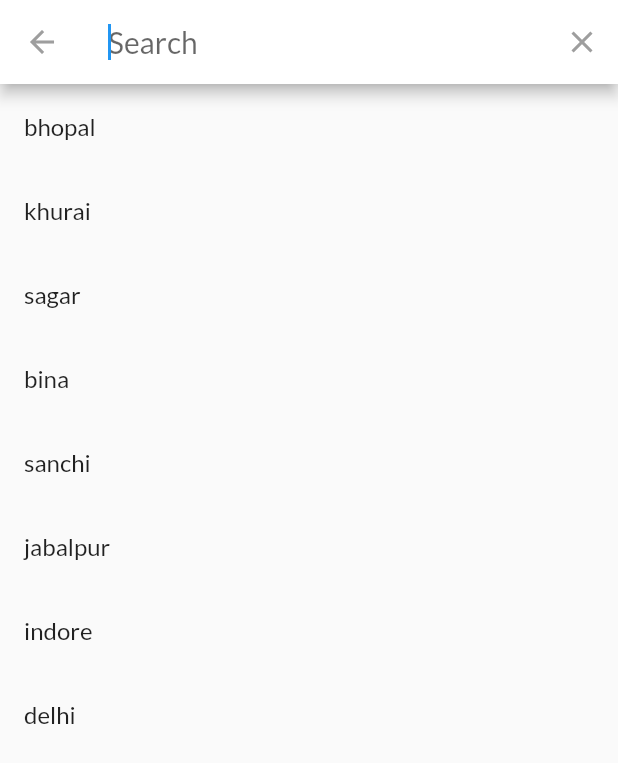
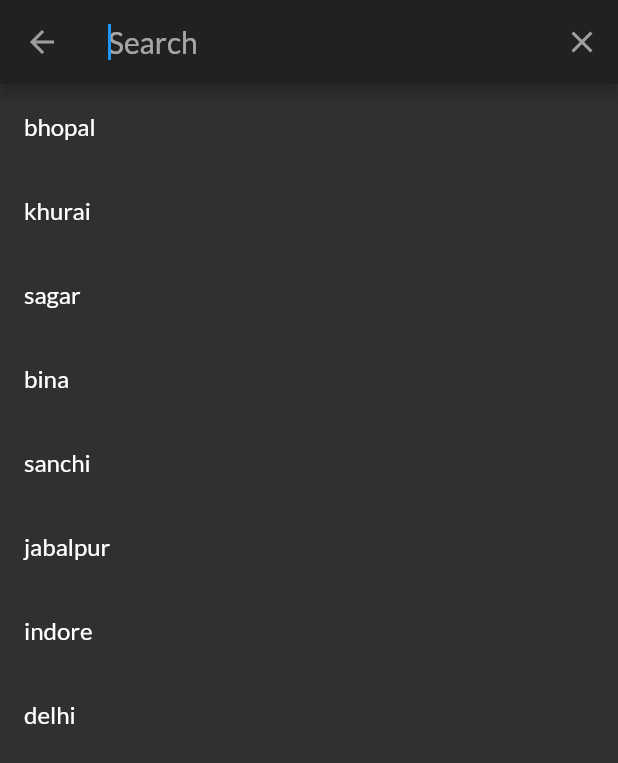
Before and after one commit to kaustubha-chaturvedi/SIH-AU1054, a Flutter app: the screen it shows after launch, after a tap on the "search" icon, on a phone screen of 412 x 824 dp. Shown: the top 763 px of the screen. Run offline on Flutter 3.47's test engine with Material 2 defaults, Android fonts, the phone set to English and light mode, and no system bars; drawn by our look-alikes of velocity_x; our stand-ins replace google_fonts; network calls fail.

Commit message:
frontend made beautiful

```diff
--- a/pathikk/lib/main.dart
+++ b/pathikk/lib/main.dart
@@ -14,10 +14,13 @@ class MainApp extends StatelessWidget {
   @override
   Widget build(BuildContext context) {
     return MaterialApp(
-      theme: ThemeData(
+      darkTheme: ThemeData(
+        brightness: Brightness.dark,
         fontFamily: GoogleFonts.lato().fontFamily,
         primaryTextTheme: GoogleFonts.latoTextTheme(),
       ),
+      themeMode: ThemeMode.dark,
+
       debugShowCheckedModeBanner: false,
       routes: {"/": ((context) => HomeScreen())},
     );
--- a/pathikk/lib/widgets/Home.dart
+++ b/pathikk/lib/widgets/Home.dart
@@ -1,8 +1,6 @@
 import 'dart:convert';
-import 'dart:io';
 import 'package:http/http.dart' as http;
 import 'package:flutter/material.dart';
-import 'package:flutter/services.dart';
 import 'package:pathikk/widgets/Homewids.dart';
 import 'package:pathikk/widgets/model.dart';
 import 'package:pathikk/widgets/search.dart';
@@ -26,10 +24,6 @@ class _HomeScreenState extends State<HomeScreen> {
 //loading data from json files/apis
 
   loaddata() async {
-    //loading from json file
-    // var jsoitem = await rootBundle.loadString("assets/data.json");
-    // var item_data = jsonDecode(jsoitem);
-
     const url_items = "http://localhost:8000/api/famous/";
     const url_locations = "http://localhost:8000/api/location/";
 
@@ -41,9 +35,6 @@ class _HomeScreenState extends State<HomeScreen> {
     var jsolocation = response2.body;
     var locs_data = jsonDecode(jsolocation);
 
-    // var jsolocs = await rootBundle.loadString("locdata.json");
-    // var locs_data = jsonDecode(jsolocs);
-
     famous_catalog.fitems = List.from(item_data)
         .map<fam_Items>((items) => fam_Items.fromMap(items))
         .toList();
@@ -51,8 +42,6 @@ class _HomeScreenState extends State<HomeScreen> {
     astd_location.flocs = List.from(locs_data)
         .map<locations>((locationx) => locations.fromMap(locationx))
         .toList();
-    print(item_data);
-    print(locs_data);
     setState(() {});
   }
 
@@ -72,7 +61,7 @@ class _HomeScreenState extends State<HomeScreen> {
       ),
       body: Container(
         child: Column(
-          children: [const listheader(), Itemlister().expand()],
+          children: [Itemlister().expand()],
         ),
       ),
       drawer: MainDrawer(),
--- a/pathikk/lib/widgets/Homewids.dart
+++ b/pathikk/lib/widgets/Homewids.dart
@@ -1,24 +1,7 @@
-import 'dart:html';
-
+import 'package:flutter_html/flutter_html.dart';
 import 'package:flutter/material.dart';
 import 'package:pathikk/widgets/model.dart';
 import 'package:velocity_x/velocity_x.dart';
-
-class listheader extends StatelessWidget {
-  const listheader({Key? key}) : super(key: key);
-
-  @override
-  Widget build(BuildContext context) {
-    return Column(
-      mainAxisAlignment: MainAxisAlignment.start,
-      crossAxisAlignment: CrossAxisAlignment.start,
-      children: [
-        Text("Pathik").text.bold.xl5.make(),
-        Text("for making best memories").text.make(),
-      ],
-    );
-  }
-}
 
 class Itemlister extends StatelessWidget {
   const Itemlister({Key? key}) : super(key: key);
@@ -35,7 +18,6 @@ class Itemlister extends StatelessWidget {
             location = a;
           }
         }
-        ;
         return listcard1(things: things, location: location);
       },
     );
@@ -50,51 +32,68 @@ class listcard1 extends StatelessWidget {
 
   @override
   Widget build(BuildContext context) {
-    return Card(
-        // color: Colors.amber[50],
-        // shadowColor: Colors.blue[100],
-        // child: Padding(
-        //   padding: EdgeInsets.all(8.0),
-        //   child: ListTile(
-        //     leading: Column(
-        //       children: [
-        //         Text(things.name),
-        //         Text(location.locs.toString()).expand()
-        //       ],
-        //     ),
-        //     trailing: Icon(Icons.map),
-        //   ),
-        //   // child: Column(children: [Text(things.name)]),
-        // ),
+    return Padding(
+      padding: const EdgeInsets.symmetric(vertical: 4.0, horizontal: 16.0),
+      child: Card(
+          color: Color.fromARGB(255, 39, 34, 34),
+          shape:
+              RoundedRectangleBorder(borderRadius: BorderRadius.circular(10)),
           child: Row(children: [
-      things.images != null
-          ? Image.network(
-                  "https://media-cdn.tripadvisor.com/media/photo-s/0f/1b/1d/44/view-from-boat.jpg")
-              .box
-              .make()
-              .p8()
-              .w32(context)
-          : Image.network(
-                  "https://media.istockphoto.com/vectors/no-image-vector-symbol-missing-available-icon-no-gallery-for-this-vector-id1128826884?k=20&m=1128826884&s=170667a&w=0&h=_cx7HW9R4Uc_OLLxg2PcRXno4KERpYLi5vCz-NEyhi0=")
-              .box
-              .make()
-              .p8()
-              .w32(context),
+            Container(
+              width: MediaQuery.of(context).size.width * 0.35,
+              height: MediaQuery.of(context).size.height * 0.15,
+              margin: EdgeInsets.all(8.0),
+              decoration: BoxDecoration(
+                borderRadius: BorderRadius.circular(10),
+                color: Color.fromARGB(0, 39, 34, 0),
+                image: DecorationImage(
+                    fit: BoxFit.cover,
+                    image: NetworkImage((things.images != null && things.images != "")
+                        ? 'https://res.cloudinary.com/sihau1054/${things.images}'
+                        : 'https://res.cloudinary.com/sihau1054/image/upload/v1648141871/eee_k6kbyq.png')),
+              ),
+            ),
             Expanded(
                 child: Column(
               crossAxisAlignment: CrossAxisAlignment.start,
               mainAxisAlignment: MainAxisAlignment.center,
               children: [
-          Text(things.name.toString()).text.bold.color(Colors.blue).make(),
-          Text(location.locs).text.color(Colors.lightBlue).make(),
-          ButtonBar(
-            alignment: MainAxisAlignment.spaceBetween,
+                Text(things.name.toString())
+                    .text
+                    .bold
+                    .color(Colors.yellow)
+                    .make(),
+                Text(location.locs).text.color(Colors.yellow).make(),
+                Wrap(
+                  spacing: 12.0,
                   children: [
-              Text(things.likes.toString()).text.bold.make(),
+                    Wrap(
+                      crossAxisAlignment: WrapCrossAlignment.center,
+                      spacing: 4.0,
+                      children: [
+                        Icon(Icons.thumb_up_alt_rounded),
+                        Text(things.likes.length.toString()).text.bold.make(),
                       ],
-          )
+                    ),
+                    Wrap(
+                      crossAxisAlignment: WrapCrossAlignment.center,
+                      spacing: 4.0,
+                      children: [
+                        Icon(Icons.thumb_down_alt_rounded),
+                        Text(things.dislikes.length.toString())
+                            .text
+                            .bold
+                            .make(),
+                      ],
+                    ),
+                  ],
+                ),
+                (things.description != null && things.description != "")
+                    ? Html(data: things.description)
+                    : Text("No description").text.color(Colors.yellow).make(),
               ],
             ))
-    ]));
+          ])),
+    );
   }
 }
--- a/pathikk/lib/widgets/model.dart
+++ b/pathikk/lib/widgets/model.dart
@@ -4,6 +4,7 @@ class fam_Items {
   final int category;
   final String name;
   final dynamic images;
+  final dynamic description;
   final int location;
   final List likes;
   final List dislikes;
@@ -13,6 +14,7 @@ class fam_Items {
     required this.category,
     required this.name,
     required this.images,
+    required this.description,
     required this.location,
     required this.likes,
     required this.dislikes,
@@ -26,7 +28,8 @@ class fam_Items {
         location: map["location"],
         likes: map["like"],
         dislikes: map["dislike"],
-        images: map["images"]);
+        images: map["images"],
+        description: map["description"]);
   }
 }
 
@@ -34,13 +37,14 @@ class famous_catalog {
   static List<fam_Items> fitems = [
     fam_Items(
         id: 0,
-        category: 2,
-        name: "lwda",
-        location: 3,
-        likes: [1, 2, 3],
-        dislikes: [4, 5, 6],
+        category: 0,
+        name: "",
+        location: 0,
+        likes: [],
+        dislikes: [],
         images:
-            'https://media.istockphoto.com/vectors/no-image-vector-symbol-missing-available-icon-no-gallery-for-this-vector-id1128826884?k=20&m=1128826884&s=170667a&w=0&h=_cx7HW9R4Uc_OLLxg2PcRXno4KERpYLi5vCz-NEyhi0=')
+            '',
+        description: "No Description")
   ];
 }
 
--- a/pathikk/pubspec.yaml
+++ b/pathikk/pubspec.yaml
@@ -38,6 +38,7 @@ dependencies:
   velocity_x: ^3.3.0
   google_fonts: ^2.3.1
   http:
+  flutter_html: ^2.2.1
 
 
 
```
Also changed, not shown: pathikk/pubspec.lock, 1 other file. Lines whose indentation alone changed are shown as unchanged.
